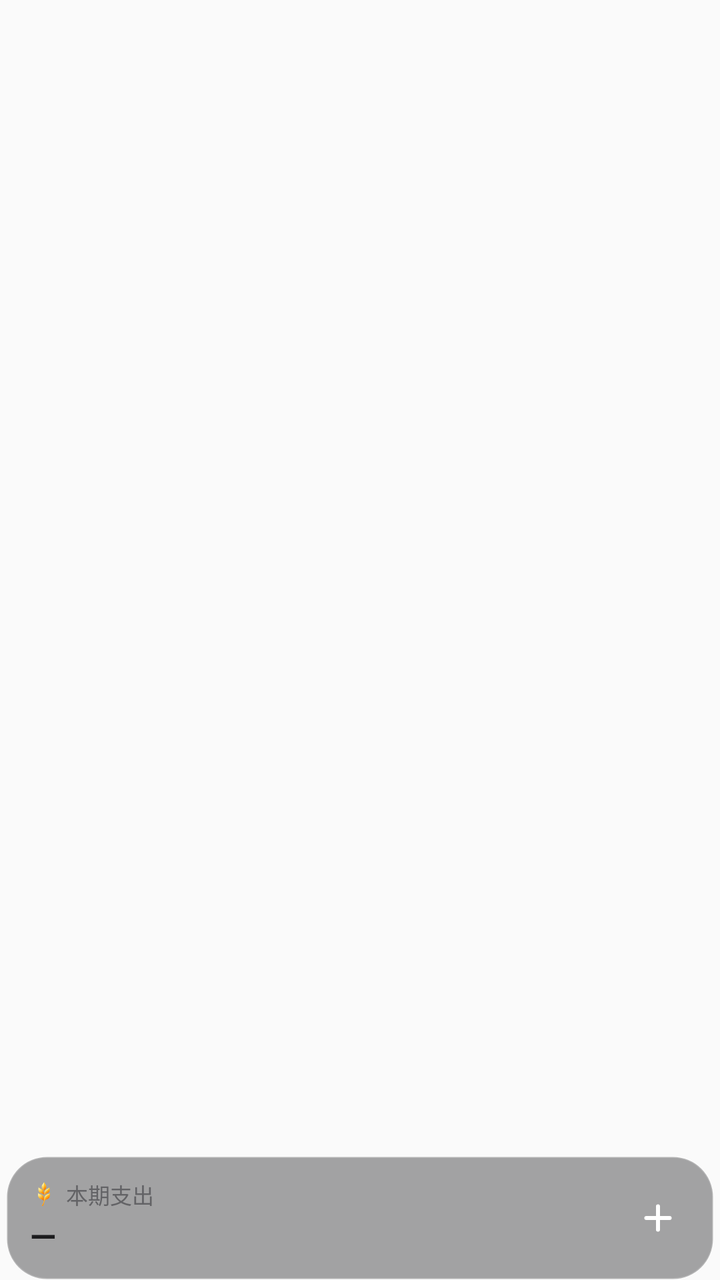
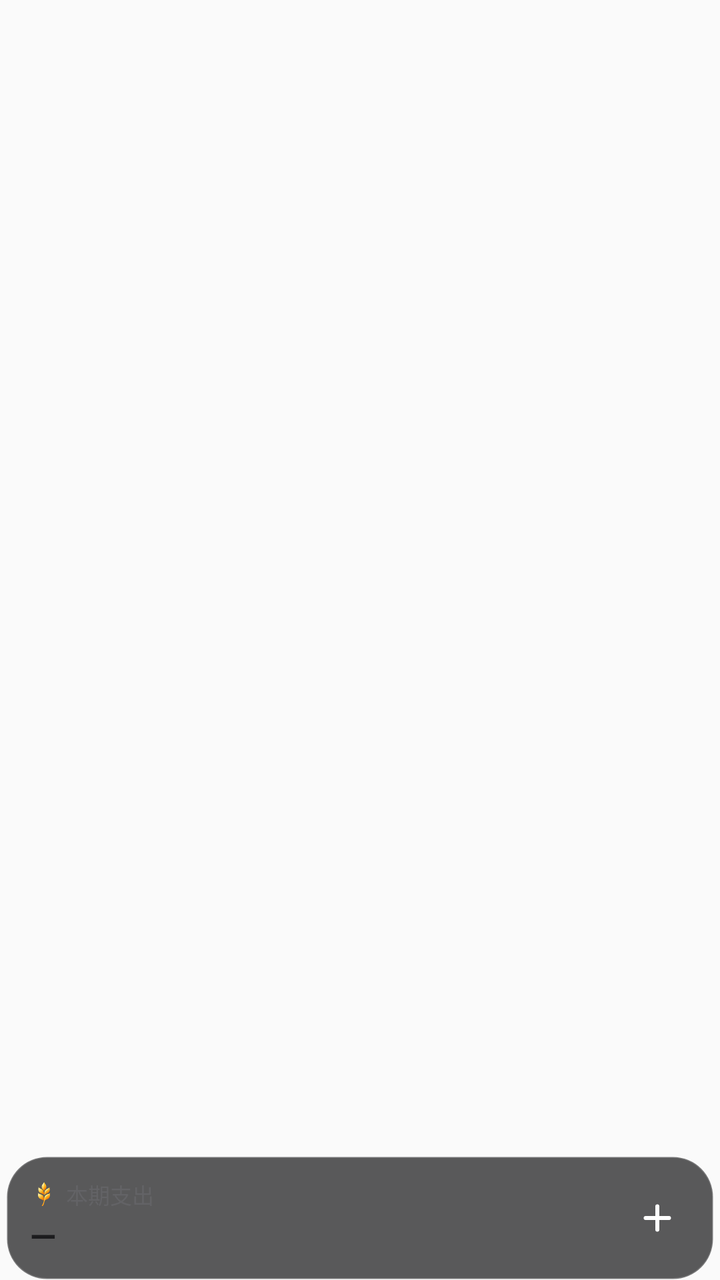

Two renders of the same Android screen: before a commit and after it. Below are the layout's source before the change and the commit's diff.
<!-- AndroidManifest.xml: application theme Theme.MyMoney -->
<!-- res/layout/widget_monthly_expense.xml -->
<?xml version="1.0" encoding="utf-8"?>
<FrameLayout xmlns:android="http://schemas.android.com/apk/res/android"
    android:id="@+id/widget_root"
    android:layout_width="match_parent"
    android:layout_height="match_parent"
    android:paddingHorizontal="3dp"
    android:paddingTop="14dp"
    android:paddingBottom="0dp">

    <LinearLayout
        android:id="@+id/widget_card"
        android:layout_width="match_parent"
        android:layout_height="62dp"
        android:layout_gravity="bottom"
        android:background="@drawable/widget_background_glass_dark"
        android:gravity="center_vertical"
        android:orientation="horizontal"
        android:paddingHorizontal="12dp">

        <LinearLayout
            android:layout_width="0dp"
            android:layout_height="match_parent"
            android:layout_weight="1"
            android:gravity="center_vertical"
            android:orientation="vertical">

            <LinearLayout
                android:layout_width="match_parent"
                android:layout_height="wrap_content"
                android:gravity="center_vertical"
                android:orientation="horizontal">

                <ImageView
                    android:layout_width="14dp"
                    android:layout_height="14dp"
                    android:layout_marginEnd="4dp"
                    android:importantForAccessibility="no"
                    android:scaleType="fitCenter"
                    android:src="@drawable/ic_brand_color" />

                <TextView
                    android:id="@+id/widget_month"
                    android:layout_width="wrap_content"
                    android:layout_height="wrap_content"
                    android:maxLines="1"
                    android:text="本期支出"
                    android:textColor="@color/widget_secondary"
                    android:textSize="11sp" />
            </LinearLayout>

            <TextView
                android:id="@+id/widget_amount"
                android:layout_width="match_parent"
                android:layout_height="wrap_content"
                android:layout_marginTop="1dp"
                android:autoSizeMaxTextSize="18sp"
                android:autoSizeMinTextSize="12sp"
                android:autoSizeStepGranularity="1sp"
                android:autoSizeTextType="uniform"
                android:maxLines="1"
                android:text="—"
                android:textColor="@color/widget_primary"
                android:textSize="17sp"
                android:textStyle="bold" />
        </LinearLayout>

        <ImageView
            android:id="@+id/widget_add"
            android:layout_width="32dp"
            android:layout_height="32dp"
            android:layout_marginStart="4dp"
            android:contentDescription="记一笔"
            android:padding="6dp"
            android:src="@drawable/ic_widget_add" />
    </LinearLayout>
</FrameLayout>
<!-- resources referenced by this layout -->
<resources>
  <color name="widget_primary">#1C1C1E</color>
  <color name="widget_secondary">#636366</color>
  <!-- drawable ic_brand_color: png bitmap (drawable-hdpi, 4239 bytes) -->
  <!-- drawable ic_widget_add (drawable) -->
  <?xml version="1.0" encoding="utf-8"?>
  <vector xmlns:android="http://schemas.android.com/apk/res/android"
      android:width="24dp"
      android:height="24dp"
      android:viewportWidth="24"
      android:viewportHeight="24">
      <path
          android:fillColor="#00000000"
          android:pathData="M12,5V19M5,12H19"
          android:strokeWidth="2.4"
          android:strokeColor="#FFFFFF"
          android:strokeLineCap="round" />
  </vector>
  <!-- drawable widget_background_glass_dark (drawable) -->
  <?xml version="1.0" encoding="utf-8"?>
  <shape xmlns:android="http://schemas.android.com/apk/res/android" android:shape="rectangle">
      <solid android:color="#62161618" />
      <corners android:radius="20dp" />
      <stroke android:width="1dp" android:color="#30FFFFFF" />
  </shape>
  <style name="Theme.MyMoney" parent="android:Theme.Material.Light.NoActionBar" />
</resources>

<!-- the commit's change to res/layout/widget_monthly_expense.xml (unified diff, before → after) -->
@@ -57,6 +57,8 @@
                 android:autoSizeMinTextSize="12sp"
                 android:autoSizeStepGranularity="1sp"
                 android:autoSizeTextType="uniform"
+                android:ellipsize="end"
+                android:fontFeatureSettings="tnum"
                 android:maxLines="1"
                 android:text="—"
                 android:textColor="@color/widget_primary"
@@ -66,11 +68,12 @@
 
         <ImageView
             android:id="@+id/widget_add"
-            android:layout_width="32dp"
-            android:layout_height="32dp"
-            android:layout_marginStart="4dp"
+            android:layout_width="44dp"
+            android:layout_height="44dp"
+            android:layout_marginStart="2dp"
+            android:layout_marginEnd="-6dp"
             android:contentDescription="记一笔"
-            android:padding="6dp"
+            android:padding="12dp"
             android:src="@drawable/ic_widget_add" />
     </LinearLayout>
 </FrameLayout>
<!-- resource entries referenced after the edit -->
@@ -20,7 +20,7 @@
   <!-- drawable widget_background_glass_dark (drawable) -->
   <?xml version="1.0" encoding="utf-8"?>
   <shape xmlns:android="http://schemas.android.com/apk/res/android" android:shape="rectangle">
-      <solid android:color="#62161618" />
+      <solid android:color="#B3161618" />
       <corners android:radius="20dp" />
       <stroke android:width="1dp" android:color="#30FFFFFF" />
   </shape>
